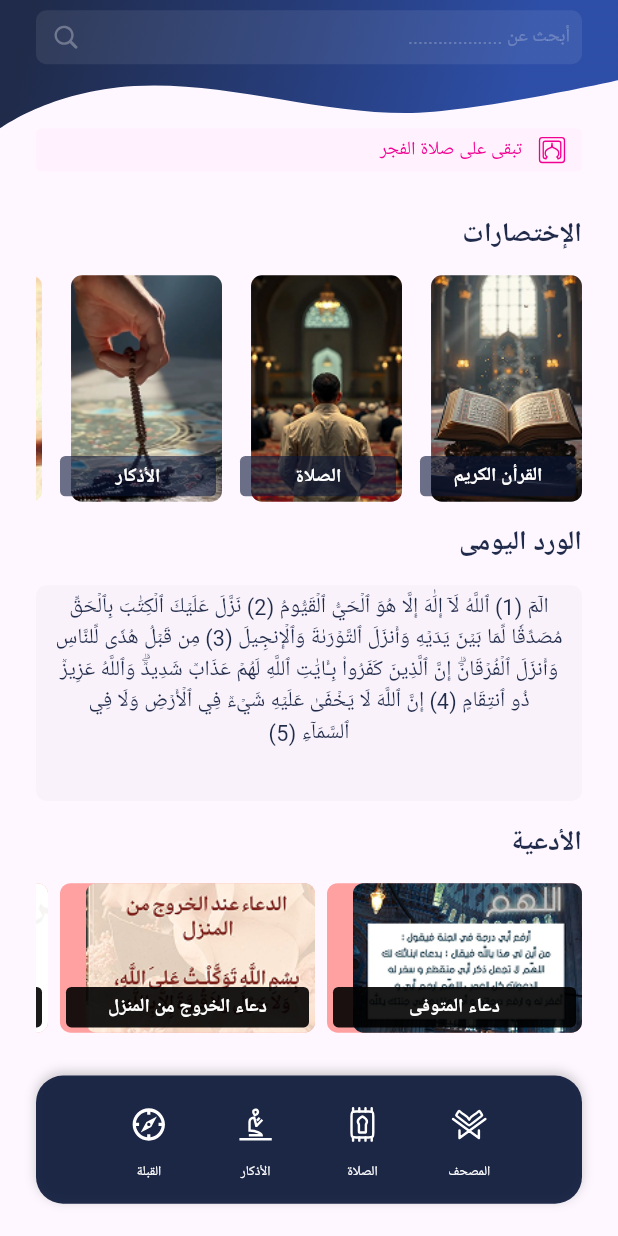
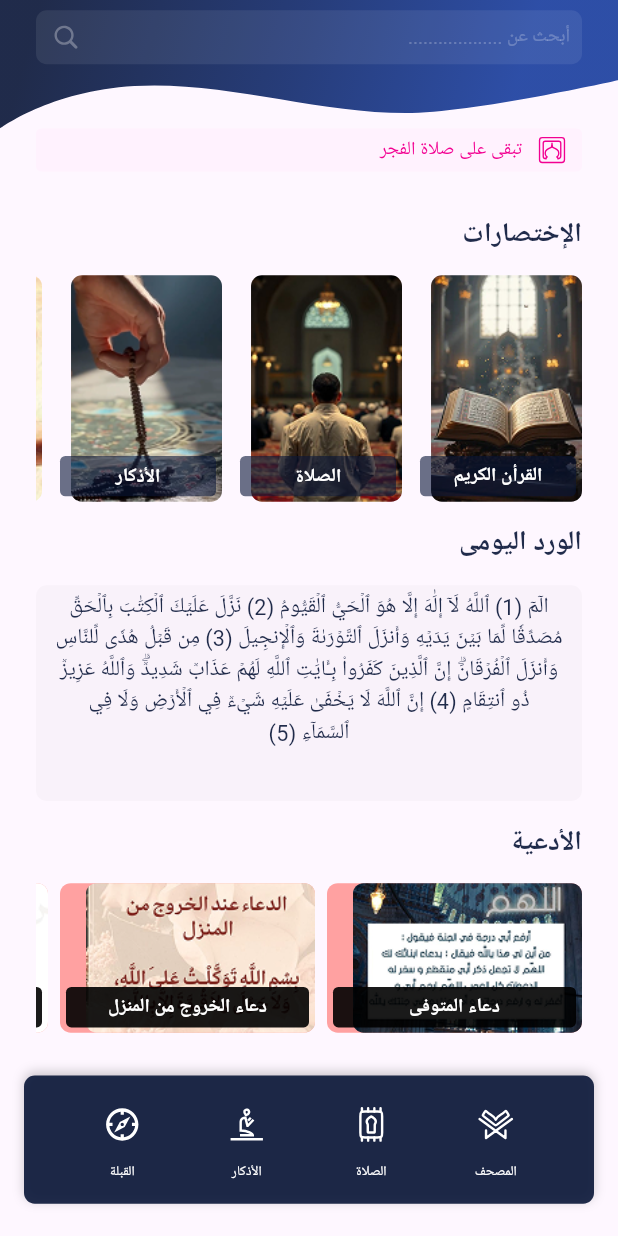
Before and after one commit to SalahFathy25/Islamic_App, a Flutter app: the HomeScreen screen opened by its route, scrolled down 139 dp, on a phone screen of 412 x 824 dp. Run offline on Flutter 3.47's test engine with Material 3 defaults, Android fonts, the phone set to English and light mode, and no system bars; our stand-ins replace audioplayers, device_preview, dio, flutter_bloc, flutter_screenutil, flutter_svg and 4 more; accounts and stored records are empty; Roboto replaces fonts that are missing (assets/fonts/Almarai-Bold.ttf, assets/fonts/Almarai-Regular.ttf, assets/fonts/AmiriQuran-Regular.ttf).

Commit message:
- finish bottom nav for home screen

```diff
--- a/lib/app/features/home/presentation/widgets/home_bottom_nav_bar.dart
+++ b/lib/app/features/home/presentation/widgets/home_bottom_nav_bar.dart
@@ -16,10 +16,10 @@ class HomeBottomNavBar extends StatelessWidget {
   Widget build(BuildContext context) {
     return Container(
       padding: EdgeInsets.symmetric(vertical: 16.0.h, horizontal: 24.0.w),
-      margin: EdgeInsets.only(right: 24.0.w, left: 24.0.w, bottom: 24.0.h),
+      margin: EdgeInsets.only(right: 16.0.w, left: 16.0.w, bottom: 24.0.h),
       height: 95.h,
       decoration: BoxDecoration(
-        borderRadius: BorderRadius.circular(20.0.r),
+        borderRadius: BorderRadius.circular(8.0.r),
         color: AppColors.mainColor.withValues(alpha: 0.9),
         boxShadow: [
           BoxShadow(
@@ -30,12 +30,12 @@ class HomeBottomNavBar extends StatelessWidget {
         ],
       ),
       child: Row(
-        mainAxisAlignment: MainAxisAlignment.spaceEvenly,
+        mainAxisAlignment: MainAxisAlignment.spaceAround,
         children: List.generate(
           titles.length,
           (index) => GestureDetector(
             onTap: () {
-              CustomNavigator.instance.pushNamed(screens[index]);
+              Navigator.pushNamed(context, screens[index]);
             },
             child: Column(
               mainAxisAlignment: MainAxisAlignment.center,
```
